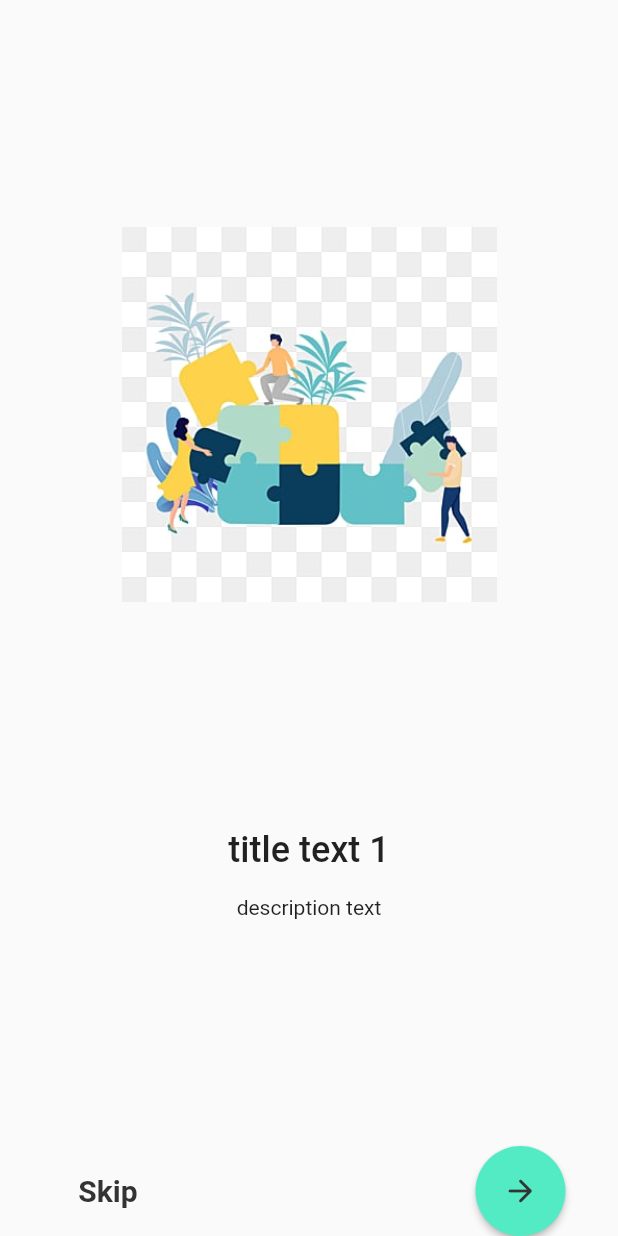
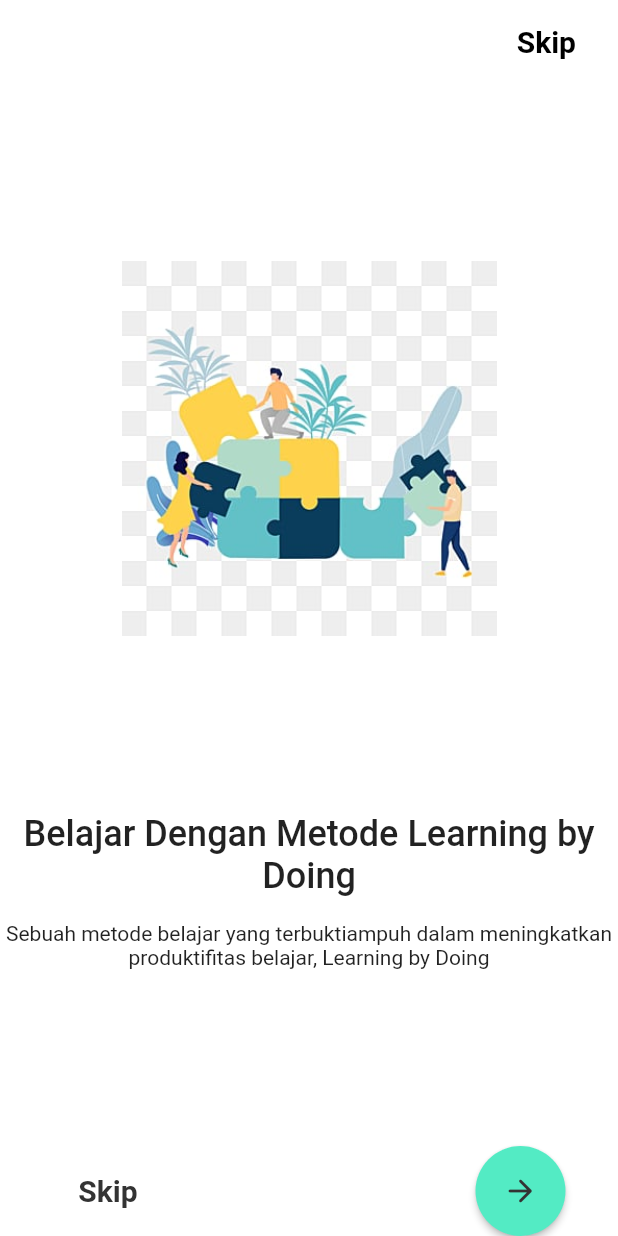
Before and after one commit to mds-iyad/Bibliotek, a Flutter app: the OnBoardPage screen opened directly, on a phone screen of 412 x 824 dp. Run offline on Flutter 3.47's test engine with Material 2 defaults, Android fonts, the light colour scheme and no system bars; our stand-ins replace shared_preferences; accounts and stored records are empty.

Commit message:
added current index in on boarding

```diff
--- /dev/null
+++ b/lib/constant/constant.dart
@@ -0,0 +1,8 @@
+import 'package:flutter/material.dart';
+
+Color kblue = const Color(0xFF4756DF);
+Color kwhite = const Color.fromRGBO(255, 255, 255, 1);
+Color kblack = const Color(0xFF000000);
+Color kbrown300 = const Color(0xFF8D6E63);
+Color kbrown = const Color(0xFF795548);
+Color kgrey = const Color(0xFFC0C0C0);
--- a/lib/pages/onboard_page.dart
+++ b/lib/pages/onboard_page.dart
@@ -1,4 +1,7 @@
+import 'package:bibliotek/constant/constant.dart';
+import 'package:bibliotek/pages/home_page.dart';
 import 'package:flutter/material.dart';
+import 'package:shared_preferences/shared_preferences.dart';
 
 class OnBoardPage extends StatefulWidget {
   const OnBoardPage({Key? key}) : super(key: key);
@@ -8,6 +11,7 @@ class OnBoardPage extends StatefulWidget {
 }
 
 class _OnBoardPageState extends State<OnBoardPage> {
+  int currentIndex = 0;
   late PageController _pageController;
 
   @override
@@ -22,9 +26,40 @@ class _OnBoardPageState extends State<OnBoardPage> {
     super.dispose();
   }
 
+  _storeOnboardInfo() async {
+    print("Shared pref called");
+    int isViewed = 0;
+    SharedPreferences prefs = await SharedPreferences.getInstance();
+    await prefs.setInt('onBoard', isViewed);
+    print(prefs.getInt('onBoard'));
+  }
+
   @override
   Widget build(BuildContext context) {
     return Scaffold(
+      backgroundColor: currentIndex % 2 == 0 ? kwhite : kblue,
+      appBar: AppBar(
+          backgroundColor: currentIndex % 2 == 0 ? kwhite : kblue,
+          elevation: 0,
+          actions: [
+            TextButton(
+              onPressed: () {
+                _storeOnboardInfo();
+                Navigator.pushReplacement(context,
+                    MaterialPageRoute(builder: (context) => const HomePage()));
+              },
+              child: Padding(
+                padding: const EdgeInsets.fromLTRB(20, 0, 20, 0),
+                child: Text(
+                  "Skip",
+                  style: TextStyle(
+                      color: currentIndex % 2 == 0 ? kblack : kwhite,
+                      fontSize: 20,
+                      fontWeight: FontWeight.w700),
+                ),
+              ),
+            )
+          ]),
       body: SafeArea(
         child: Column(
           children: [
@@ -36,6 +71,11 @@ class _OnBoardPageState extends State<OnBoardPage> {
                     image: demo_data[index].image,
                     title: demo_data[index].title,
                     description: demo_data[index].description),
+                onPageChanged: (int index) {
+                  setState(() {
+                    currentIndex = index;
+                  });
+                },
               ),
             ),
             Row(
@@ -86,12 +126,15 @@ class _OnBoardPageState extends State<OnBoardPage> {
 
 class Onboard {
   final String image, title, description;
+  final Color bg, button;
   // final Widget passWidget;
 
-  Onboard({
-    required this.image,
+  Onboard(
+      {required this.image,
       required this.title,
       required this.description,
+      required this.bg,
+      required this.button
       // required this.passWidget
       });
 }
@@ -100,18 +143,28 @@ final List<Onboard> demo_data = [
   Onboard(
     image:
         "assets/pngtree-cartoon-hand-drawn-teamwork-puzzle-illustration-png-image_1692063.jpeg",
-      title: "title text 1",
-      description: "description text"),
+    title: "Belajar Dengan Metode Learning by Doing",
+    description:
+        "Sebuah metode belajar yang terbuktiampuh dalam meningkatkan produktifitas belajar, Learning by Doing",
+    bg: Colors.white,
+    button: const Color(0xFF4756DF),
+  ),
   Onboard(
     image:
         "assets/pngtree-cartoon-hand-drawn-teamwork-puzzle-illustration-png-image_1692063.jpeg",
     title: "title text 2",
-      description: "description text"),
+    description: "description text",
+    bg: const Color(0xFF4756DF),
+    button: Colors.white,
+  ),
   Onboard(
     image:
         "assets/pngtree-cartoon-hand-drawn-teamwork-puzzle-illustration-png-image_1692063.jpeg",
     title: "title text 3",
-      description: "description text"),
+    description: "description text",
+    bg: Colors.white,
+    button: const Color(0xFF4756DF),
+  ),
 ];
 
 class OnBoardContent extends StatelessWidget {
```
Lines whose indentation alone changed are shown as unchanged.
